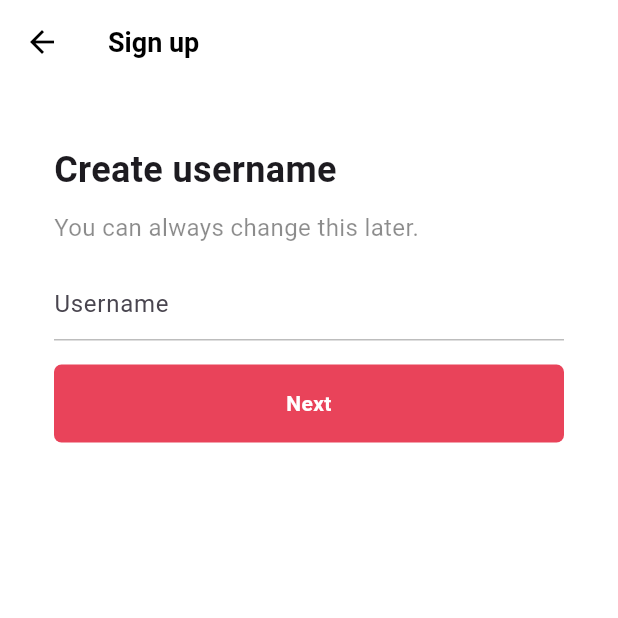
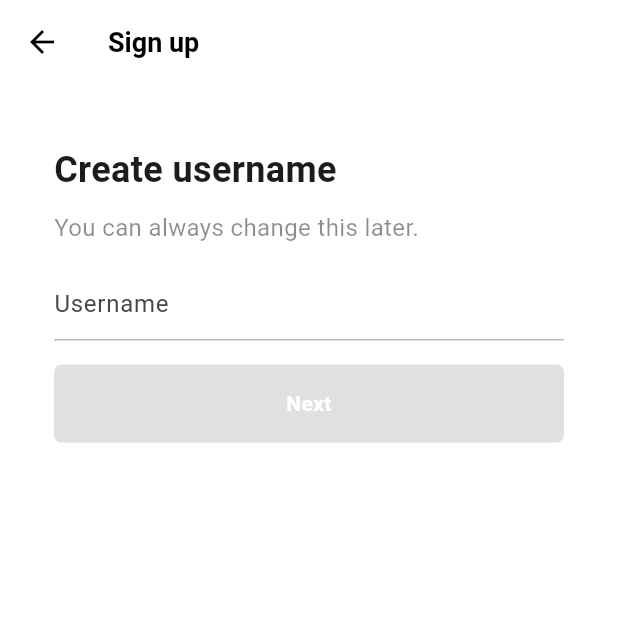
Before and after one commit to wozlsla/tiktok, a Flutter app: the UsernameScreen screen opened directly, on a phone screen of 412 x 824 dp, the top half of it. Run offline on Flutter 3.47's test engine with Material 3 defaults, Android fonts, the phone set to English and light mode, and no system bars; our stand-ins replace font_awesome_flutter.

Commit message:
feat: Controller and AnimatedContainer in username screen

```diff
--- a/lib/features/authentication/username_screen.dart
+++ b/lib/features/authentication/username_screen.dart
@@ -2,8 +2,28 @@ import 'package:flutter/material.dart';
 import 'package:tiktok/constants/gaps.dart';
 import 'package:tiktok/constants/sizes.dart';
 
-class UsernameScreen extends StatelessWidget {
+class UsernameScreen extends StatefulWidget {
   const UsernameScreen({super.key});
+
+  @override
+  State<UsernameScreen> createState() => _UsernameScreenState();
+}
+
+class _UsernameScreenState extends State<UsernameScreen> {
+  final TextEditingController _usernameController = TextEditingController();
+  String _username = "";
+
+  @override
+  void initState() {
+    super.initState();
+
+    _usernameController.addListener(() {
+      // print(_usernameController.text);
+      setState(() {
+        _username = _usernameController.text;
+      });
+    });
+  }
 
   @override
   Widget build(BuildContext context) {
@@ -38,6 +58,7 @@ class UsernameScreen extends StatelessWidget {
               ),
               Gaps.v16,
               TextField(
+                controller: _usernameController,
                 decoration: InputDecoration(
                   hintText: "Username",
                   enabledBorder: UnderlineInputBorder(
@@ -56,14 +77,17 @@ class UsernameScreen extends StatelessWidget {
               Gaps.v16,
               FractionallySizedBox(
                 widthFactor: 1,
-                child: Container(
+                child: AnimatedContainer(
                   padding: EdgeInsets.symmetric(
                     vertical: Sizes.size16,
                   ),
                   decoration: BoxDecoration(
-                    color: Theme.of(context).primaryColor,
+                    color: _username.isEmpty
+                        ? Colors.grey.shade300
+                        : Theme.of(context).primaryColor,
                     borderRadius: BorderRadius.circular(Sizes.size5),
                   ),
+                  duration: Duration(milliseconds: 300),
                   child: Text(
                     "Next",
                     textAlign: TextAlign.center,
```
